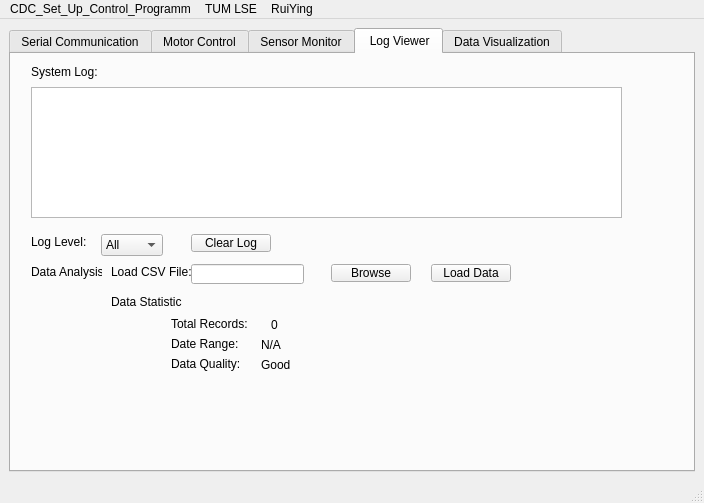
Qt form ui/forms/mainwindow.ui (rruiying/CDC_Set_Up_Control_Programm) before a commit.
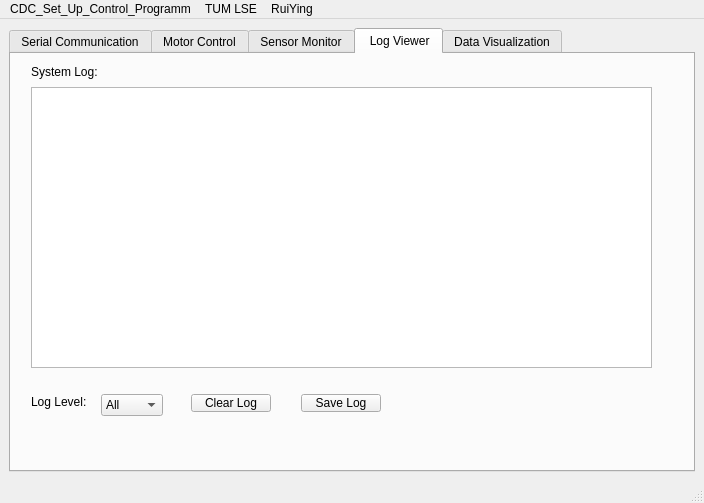
The same form after that commit. The open tabs and pages were chosen to show the change.

```diff
--- a/ui/forms/mainwindow.ui
+++ b/ui/forms/mainwindow.ui
@@ -407,45 +407,6 @@
          <double>0.500000000000000</double>
         </property>
        </widget>
-       <widget class="QLabel" name="label_14">
-        <property name="geometry">
-         <rect>
-          <x>30</x>
-          <y>250</y>
-          <width>61</width>
-          <height>16</height>
-         </rect>
-        </property>
-        <property name="text">
-         <string>Calibration:</string>
-        </property>
-       </widget>
-       <widget class="QPushButton" name="pushButton_10">
-        <property name="geometry">
-         <rect>
-          <x>100</x>
-          <y>250</y>
-          <width>91</width>
-          <height>21</height>
-         </rect>
-        </property>
-        <property name="text">
-         <string>Auto Calibrate</string>
-        </property>
-       </widget>
-       <widget class="QPushButton" name="pushButton_11">
-        <property name="geometry">
-         <rect>
-          <x>210</x>
-          <y>250</y>
-          <width>101</width>
-          <height>20</height>
-         </rect>
-        </property>
-        <property name="text">
-         <string>Manual Calibrate</string>
-        </property>
-       </widget>
        <widget class="QLabel" name="label_15">
         <property name="geometry">
          <rect>
@@ -1232,8 +1193,8 @@
          <rect>
           <x>20</x>
           <y>33</y>
-          <width>591</width>
-          <height>131</height>
+          <width>621</width>
+          <height>281</height>
          </rect>
         </property>
         <property name="readOnly">
@@ -1244,7 +1205,7 @@
         <property name="geometry">
          <rect>
           <x>20</x>
-          <y>180</y>
+          <y>340</y>
           <width>61</width>
           <height>16</height>
          </rect>
@@ -1257,7 +1218,7 @@
         <property name="geometry">
          <rect>
           <x>90</x>
-          <y>180</y>
+          <y>340</y>
           <width>62</width>
           <height>22</height>
          </rect>
@@ -1287,7 +1248,7 @@
         <property name="geometry">
          <rect>
           <x>180</x>
-          <y>180</y>
+          <y>340</y>
           <width>80</width>
           <height>18</height>
          </rect>
@@ -1296,157 +1257,17 @@
          <string>Clear Log</string>
         </property>
        </widget>
-       <widget class="QLabel" name="label_68">
+       <widget class="QPushButton" name="pushButton_10">
         <property name="geometry">
          <rect>
-          <x>20</x>
-          <y>210</y>
-          <width>71</width>
-          <height>16</height>
-         </rect>
-        </property>
-        <property name="text">
-         <string>Data Analysis:</string>
-        </property>
-       </widget>
-       <widget class="QLabel" name="label_69">
-        <property name="geometry">
-         <rect>
-          <x>100</x>
-          <y>210</y>
-          <width>81</width>
-          <height>16</height>
-         </rect>
-        </property>
-        <property name="text">
-         <string>Load CSV File:</string>
-        </property>
-       </widget>
-       <widget class="QLineEdit" name="lineEdit_2">
-        <property name="geometry">
-         <rect>
-          <x>180</x>
-          <y>210</y>
-          <width>113</width>
-          <height>20</height>
-         </rect>
-        </property>
-       </widget>
-       <widget class="QPushButton" name="pushButton_16">
-        <property name="geometry">
-         <rect>
-          <x>320</x>
-          <y>210</y>
+          <x>290</x>
+          <y>340</y>
           <width>80</width>
           <height>18</height>
          </rect>
         </property>
         <property name="text">
-         <string>Browse</string>
-        </property>
-       </widget>
-       <widget class="QPushButton" name="pushButton_17">
-        <property name="geometry">
-         <rect>
-          <x>420</x>
-          <y>210</y>
-          <width>80</width>
-          <height>18</height>
-         </rect>
-        </property>
-        <property name="text">
-         <string>Load Data</string>
-        </property>
-       </widget>
-       <widget class="QLabel" name="label_70">
-        <property name="geometry">
-         <rect>
-          <x>100</x>
-          <y>240</y>
-          <width>71</width>
-          <height>16</height>
-         </rect>
-        </property>
-        <property name="text">
-         <string>Data Statistics:</string>
-        </property>
-       </widget>
-       <widget class="QLabel" name="label_71">
-        <property name="geometry">
-         <rect>
-          <x>160</x>
-          <y>260</y>
-          <width>81</width>
-          <height>20</height>
-         </rect>
-        </property>
-        <property name="text">
-         <string>Total Records:</string>
-        </property>
-       </widget>
-       <widget class="QLabel" name="label_72">
-        <property name="geometry">
-         <rect>
-          <x>260</x>
-          <y>261</y>
-          <width>40</width>
-          <height>20</height>
-         </rect>
-        </property>
-        <property name="text">
-         <string>0</string>
-        </property>
-       </widget>
-       <widget class="QLabel" name="label_73">
-        <property name="geometry">
-         <rect>
-          <x>160</x>
-          <y>280</y>
-          <width>71</width>
-          <height>20</height>
-         </rect>
-        </property>
-        <property name="text">
-         <string>Date Range:</string>
-        </property>
-       </widget>
-       <widget class="QLabel" name="label_74">
-        <property name="geometry">
-         <rect>
-          <x>160</x>
-          <y>300</y>
-          <width>71</width>
-          <height>20</height>
-         </rect>
-        </property>
-        <property name="text">
-         <string>Data Quality:</string>
-        </property>
-       </widget>
-       <widget class="QLabel" name="label_75">
-        <property name="geometry">
-         <rect>
-          <x>250</x>
-          <y>281</y>
-          <width>40</width>
-          <height>20</height>
-         </rect>
-        </property>
-        <property name="text">
-         <string>N/A</string>
-        </property>
-       </widget>
-       <widget class="QLabel" name="label_76">
-        <property name="geometry">
-         <rect>
-          <x>250</x>
-          <y>300</y>
-          <width>40</width>
-          <height>21</height>
-         </rect>
-        </property>
-        <property name="text">
-         <string>Good</string>
+         <string>Save Log</string>
         </property>
        </widget>
       </widget>
```
Left out of the diff: 106 changed lines with no effect on the pictures.
